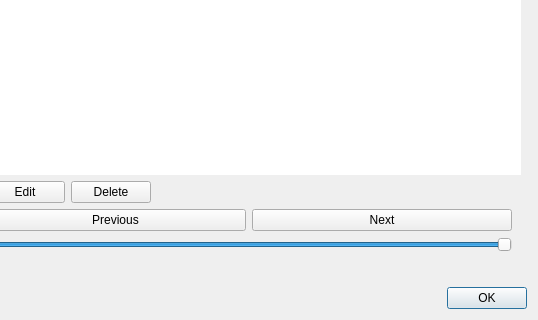
First picture: the form in src/ui/dialogconfig.ui, repository MaximumTrainer/MaximumTrainer_Redux, before the edit; both pictures show x 252 to 790 and y 183 to 503 of the 790 by 503 pixel window.
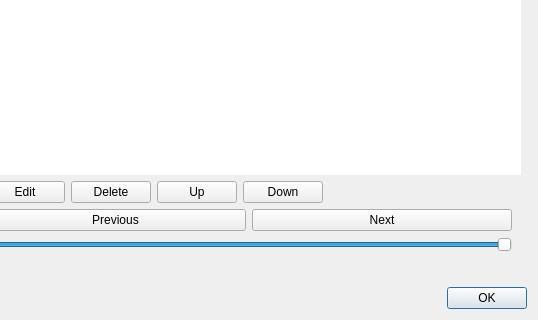
Second picture: the form after the edit. The open tabs and pages were chosen to show the change. Icons and pictures are not drawn. Custom widgets are drawn as their Qt base class.

Diff of the .ui file:
```diff
--- a/src/ui/dialogconfig.ui
+++ b/src/ui/dialogconfig.ui
@@ -1190,6 +1190,26 @@
                </property>
               </widget>
              </item>
+             <item>
+              <widget class="QPushButton" name="pushButton_moveRadioUp">
+               <property name="toolTip">
+                <string>Move the selected station up</string>
+               </property>
+               <property name="text">
+                <string>Up</string>
+               </property>
+              </widget>
+             </item>
+             <item>
+              <widget class="QPushButton" name="pushButton_moveRadioDown">
+               <property name="toolTip">
+                <string>Move the selected station down</string>
+               </property>
+               <property name="text">
+                <string>Down</string>
+               </property>
+              </widget>
+             </item>
              <item>
               <spacer name="horizontalSpacer_radioEdit">
                <property name="orientation">
```
